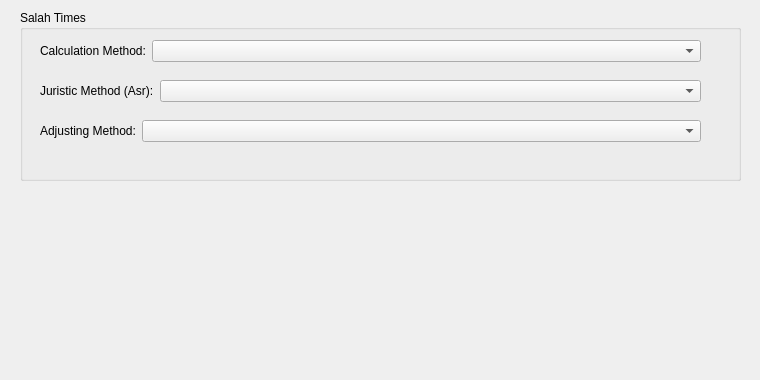
abumq/project-islam, file extensions/salah/settings_tab_widget_form.ui: the form before one commit.
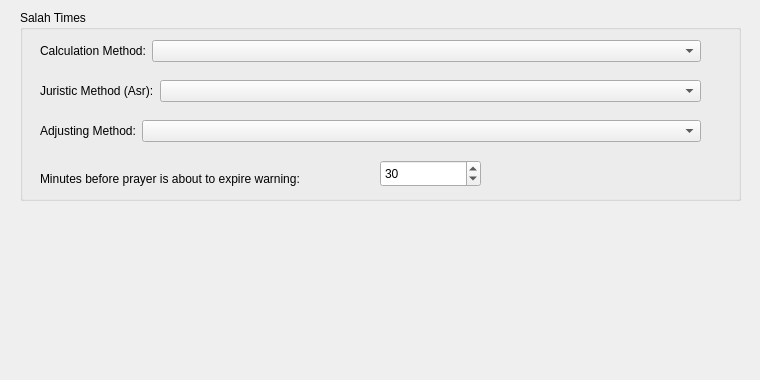
The form after the commit.

Commit message: Prayer time about to over warning

```diff
--- a/extensions/salah/settings_tab_widget_form.ui
+++ b/extensions/salah/settings_tab_widget_form.ui
@@ -31,7 +31,7 @@
      <x>20</x>
      <y>10</y>
      <width>721</width>
-     <height>171</height>
+     <height>191</height>
     </rect>
    </property>
    <property name="title">
@@ -106,6 +106,35 @@
      </item>
     </layout>
    </widget>
+   <widget class="QLabel" name="label_4">
+    <property name="geometry">
+     <rect>
+      <x>20</x>
+      <y>160</y>
+      <width>341</width>
+      <height>17</height>
+     </rect>
+    </property>
+    <property name="text">
+     <string>Minutes before prayer is about to expire warning:</string>
+    </property>
+   </widget>
+   <widget class="QSpinBox" name="spnMinPrayerOver">
+    <property name="geometry">
+     <rect>
+      <x>360</x>
+      <y>150</y>
+      <width>101</width>
+      <height>27</height>
+     </rect>
+    </property>
+    <property name="maximum">
+     <number>500</number>
+    </property>
+    <property name="value">
+     <number>30</number>
+    </property>
+   </widget>
   </widget>
  </widget>
  <resources/>
```
The commit also changes 11 other files.
